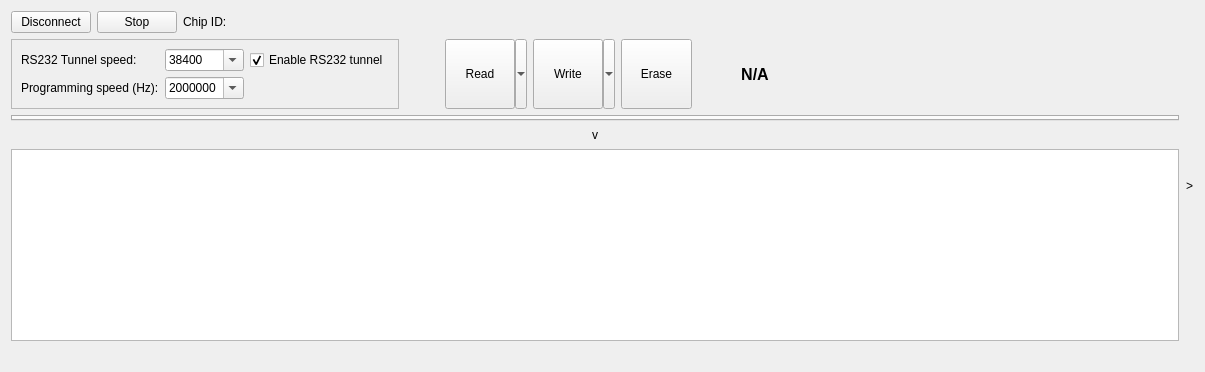
Before: the Qt Designer form src/LorrisShupito/lorrisshupito.ui in Tasssadar/Lorris, drawn with Qt 5.
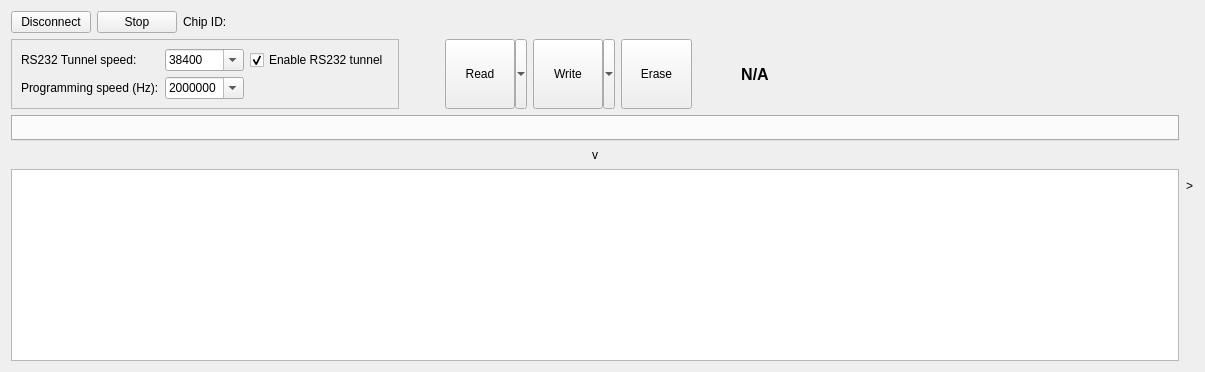
After: the same form once the commit is applied. Icons and pictures are not drawn.

Commit message: [274] Add statusBar, which can by used by WorkTabs

Patch:
```diff
--- a/src/LorrisShupito/lorrisshupito.ui
+++ b/src/LorrisShupito/lorrisshupito.ui
@@ -15,7 +15,7 @@
   </property>
   <layout class="QHBoxLayout" name="mainLayout">
    <item>
-    <layout class="QVBoxLayout" name="verticalLayout_2" stretch="0,0,4,0,0,0">
+    <layout class="QVBoxLayout" name="verticalLayout_2" stretch="0,0,4,0,0">
      <item>
       <layout class="QHBoxLayout" name="horizontalLayout">
        <item>
@@ -442,13 +442,6 @@
        </property>
       </widget>
      </item>
-     <item>
-      <widget class="QLabel" name="statusLabel">
-       <property name="text">
-        <string/>
-       </property>
-      </widget>
-     </item>
     </layout>
    </item>
    <item>
```
The commit also changes 12 other files.
